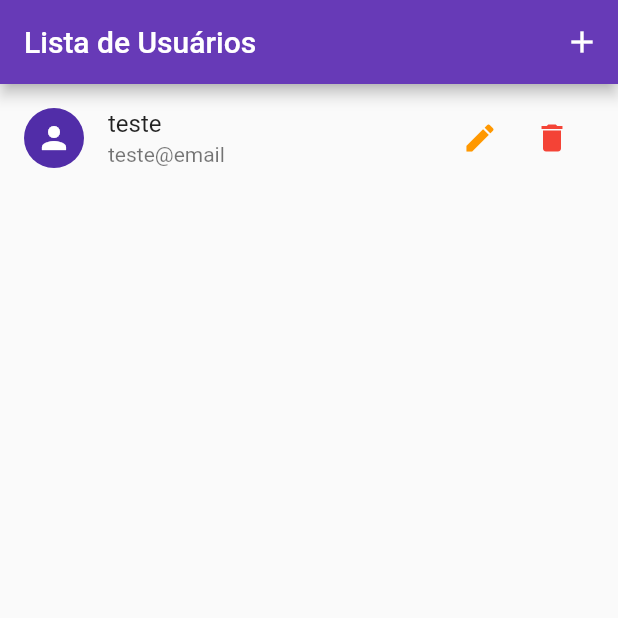
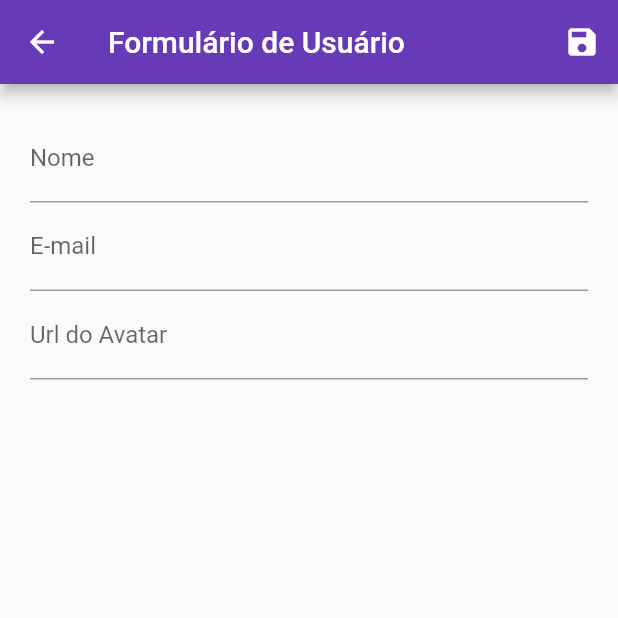
Before and after one commit to mateus-araujo/flutter-crud, a Flutter app: the screen it shows after launch, after a tap on the "add" icon, on a phone screen of 412 x 824 dp, the top half of it. Run offline on Flutter 3.47's test engine with Material 2 defaults, Android fonts, the phone set to English and light mode, and no system bars.

Commit message:
feat(user-crud): user form to add/update user && user delete

```diff
--- a/lib/main.dart
+++ b/lib/main.dart
@@ -1,5 +1,7 @@
 import 'package:flutter/material.dart';
 import 'package:flutter_crud/provider/users.dart';
+import 'package:flutter_crud/routes/app_routes.dart';
+import 'package:flutter_crud/views/user_form.dart';
 import 'package:flutter_crud/views/user_list.dart';
 import 'package:provider/provider.dart';
 
@@ -18,11 +20,15 @@ class MyApp extends StatelessWidget {
         ),
       ],
       child: MaterialApp(
-          title: 'Flutter Demo',
-          theme: ThemeData(
-            primarySwatch: Colors.deepPurple,
-          ),
-          home: UserList()),
+        title: 'Flutter Demo',
+        theme: ThemeData(
+          primarySwatch: Colors.deepPurple,
+        ),
+        routes: {
+          AppRoutes.HOME: (_) => UserList(),
+          AppRoutes.USER_FORM: (_) => UserForm()
+        },
+      ),
     );
   }
 }
--- a/lib/provider/users.dart
+++ b/lib/provider/users.dart
@@ -29,10 +29,10 @@ class Users with ChangeNotifier {
       _items.update(user.id, (_) => user);
     } else {
       final id = Random().nextDouble().toString();
-
       _items.putIfAbsent(
         id,
         () => User(
+          id: id,
           name: user.name,
           email: user.email,
           avatarUrl: user.avatarUrl,
--- /dev/null
+++ b/lib/routes/app_routes.dart
@@ -0,0 +1,4 @@
+class AppRoutes {
+  static const HOME = '/';
+  static const USER_FORM = '/user-form';
+}
--- /dev/null
+++ b/lib/views/user_form.dart
@@ -0,0 +1,100 @@
+import 'package:flutter/material.dart';
+import 'package:flutter_crud/provider/users.dart';
+import 'package:provider/provider.dart';
+import 'package:flutter_crud/models/user.dart';
+
+class UserForm extends StatefulWidget {
+  @override
+  _UserFormState createState() => _UserFormState();
+}
+
+class _UserFormState extends State<UserForm> {
+  final _form = GlobalKey<FormState>();
+
+  final _formData = Map<String, String>();
+
+  void _loadFormData(User user) {
+    if (user != null) {
+      _formData['id'] = user.id;
+      _formData['name'] = user.name;
+      _formData['email'] = user.email;
+      _formData['avatarUrl'] = user.avatarUrl;
+    }
+  }
+
+  @override
+  void didChangeDependencies() {
+    super.didChangeDependencies();
+
+    final User user = ModalRoute.of(context).settings.arguments;
+
+    _loadFormData(user);
+  }
+
+  @override
+  Widget build(BuildContext context) {
+    return Scaffold(
+      appBar: AppBar(
+        title: Text('Formulário de Usuário'),
+        actions: <Widget>[
+          IconButton(
+            icon: Icon(Icons.save),
+            onPressed: () {
+              final isValid = _form.currentState.validate();
+
+              if (isValid) {
+                _form.currentState.save();
+                Provider.of<Users>(context, listen: false).put(
+                  User(
+                    id: _formData['id'],
+                    name: _formData['name'],
+                    email: _formData['email'],
+                    avatarUrl: _formData['avatarUrl'],
+                  ),
+                );
+
+                Navigator.of(context).pop();
+              }
+            },
+          ),
+        ],
+      ),
+      body: Padding(
+        padding: EdgeInsets.all(20),
+        child: Form(
+          key: _form,
+          child: Column(
+            children: <Widget>[
+              TextFormField(
+                initialValue: _formData['name'],
+                decoration: InputDecoration(labelText: 'Nome'),
+                validator: (value) {
+                  if (value == null || value.trim().isEmpty) {
+                    return 'Nome inválido';
+                  }
+
+                  if (value.trim().length < 3) {
+                    return 'No mínimo 3 caracteres';
+                  }
+
+                  return null;
+                },
+                onSaved: (value) => _formData['name'] = value,
+              ),
+              TextFormField(
+                initialValue: _formData['email'],
+                decoration: InputDecoration(labelText: 'E-mail'),
+                onSaved: (value) => _formData['email'] = value,
+              ),
+              TextFormField(
+                initialValue: _formData['avatarUrl'],
+                decoration: InputDecoration(labelText: 'Url do Avatar'),
+                onSaved: (value) => _formData['avatarUrl'] = value,
+              ),
+            ],
+          ),
+        ),
+      ),
+    );
+  }
+}
--- a/lib/views/user_list.dart
+++ b/lib/views/user_list.dart
@@ -1,13 +1,13 @@
 import 'package:flutter/material.dart';
 import 'package:flutter_crud/components/user_tile.dart';
-import 'package:flutter_crud/models/user.dart';
 import 'package:flutter_crud/provider/users.dart';
+import 'package:flutter_crud/routes/app_routes.dart';
 import 'package:provider/provider.dart';
 
 class UserList extends StatelessWidget {
   @override
   Widget build(BuildContext context) {
-    final users = Provider.of<Users>(context);
+    final Users users = Provider.of(context);
 
     return Scaffold(
       appBar: AppBar(
@@ -16,8 +16,8 @@ class UserList extends StatelessWidget {
           IconButton(
             icon: Icon(Icons.add),
             onPressed: () {
-              users.put(
-                User(name: 'teste', email: 'teste@email', avatarUrl: ''),
+              Navigator.of(context).pushNamed(
+                AppRoutes.USER_FORM,
               );
             },
           )
@@ -30,7 +30,37 @@ class UserList extends StatelessWidget {
             )
           : ListView.builder(
               itemCount: users.count,
-              itemBuilder: (context, index) => UserTile(users.byIndex(index)),
+              itemBuilder: (context, index) => UserTile(
+                user: users.byIndex(index),
+                onRemove: () async {
+                  final confirmed = await showDialog(
+                    context: context,
+                    builder: (context) => AlertDialog(
+                      title: Text('Excluir Usuário'),
+                      content:
+                          Text('Tem certeza que deseja excluir esse usuário?'),
+                      actions: <Widget>[
+                        FlatButton(
+                          child: Text('Cancelar'),
+                          onPressed: () {
+                            Navigator.of(context).pop(false);
+                          },
+                        ),
+                        FlatButton(
+                          child: Text('Sim'),
+                          onPressed: () {
+                            Navigator.of(context).pop(true);
+                          },
+                        ),
+                      ],
+                    ),
+                  );
+
+                  if (confirmed) {
+                    users.remove(users.byIndex(index));
+                  }
+                },
+              ),
             ),
     );
   }
```
Also changed, not shown: lib/components/user_tile.dart (+10 -3 lines).
